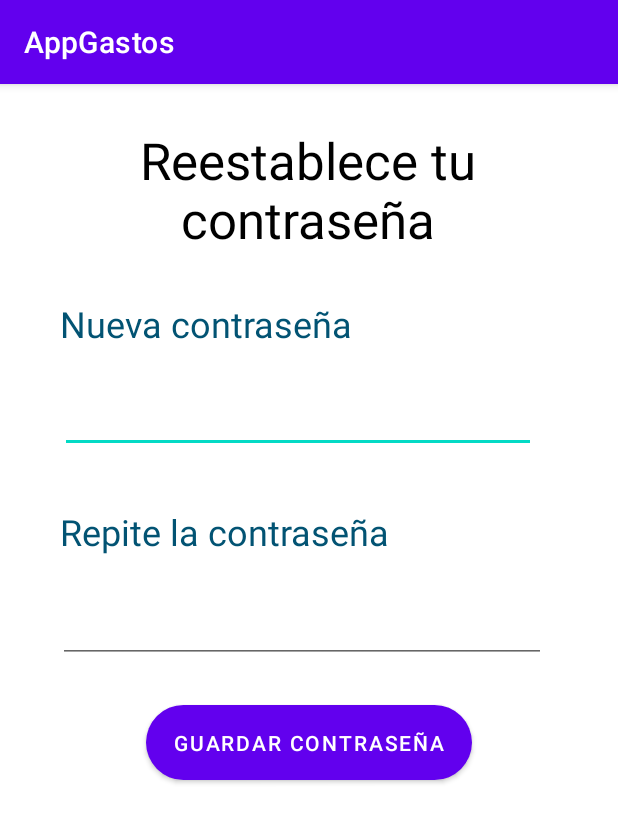
After one commit to JorgeDhSS/AppGastos, an Android app: the NuevaContrasena screen opened directly, with no data from a screen before it, on a phone screen of 412 x 824 dp. The commit adds this screen. Shown: the top 823 px of the screen. Run offline under Robolectric (Android 15) with nearby library versions, the phone set to English and light mode, and no system bars.

Commit message:
Recuperar contraseña (interfaces)

```diff
--- /dev/null
+++ b/app/src/main/java/com/example/appgastos/NuevaContrasena.java
@@ -0,0 +1,14 @@
+package com.example.appgastos;
+
+import androidx.appcompat.app.AppCompatActivity;
+
+import android.os.Bundle;
+
+public class NuevaContrasena extends AppCompatActivity {
+
+    @Override
+    protected void onCreate(Bundle savedInstanceState) {
+        super.onCreate(savedInstanceState);
+        setContentView(R.layout.activity_nueva_contrasena);
+    }
+}
--- /dev/null
+++ b/app/src/main/res/layout/activity_nueva_contrasena.xml
@@ -0,0 +1,83 @@
+<?xml version="1.0" encoding="utf-8"?>
+<androidx.constraintlayout.widget.ConstraintLayout xmlns:android="http://schemas.android.com/apk/res/android"
+    xmlns:app="http://schemas.android.com/apk/res-auto"
+    xmlns:tools="http://schemas.android.com/tools"
+    android:layout_width="match_parent"
+    android:layout_height="match_parent"
+    tools:context=".NuevaContrasena">
+
+    <TextView
+        android:id="@+id/textView13"
+        android:layout_width="306dp"
+        android:layout_height="83dp"
+        android:layout_marginTop="28dp"
+        android:text="Reestablece tu contraseña"
+        android:textAlignment="center"
+        android:textColor="@color/black"
+        android:textSize="34sp"
+        app:layout_constraintEnd_toEndOf="parent"
+        app:layout_constraintHorizontal_bias="0.497"
+        app:layout_constraintStart_toStartOf="parent"
+        app:layout_constraintTop_toTopOf="parent" />
+
+    <EditText
+        android:id="@+id/contrasena"
+        android:layout_width="317dp"
+        android:layout_height="50dp"
+        android:layout_marginTop="20dp"
+        android:ems="10"
+        android:inputType="textPassword"
+        android:textColor="@color/teal_700"
+        app:layout_constraintEnd_toEndOf="parent"
+        app:layout_constraintHorizontal_bias="0.425"
+        app:layout_constraintStart_toStartOf="parent"
+        app:layout_constraintTop_toBottomOf="@+id/textView14" />
+
+    <EditText
+        android:id="@+id/contrasenaRepeat"
+        android:layout_width="325dp"
+        android:layout_height="51dp"
+        android:layout_marginTop="20dp"
+        android:ems="10"
+        android:inputType="textPassword"
+        android:textColor="@color/teal_700"
+        app:layout_constraintEnd_toEndOf="parent"
+        app:layout_constraintHorizontal_bias="0.444"
+        app:layout_constraintStart_toStartOf="parent"
+        app:layout_constraintTop_toBottomOf="@+id/textView15" />
+
+    <TextView
+        android:id="@+id/textView14"
+        android:layout_width="wrap_content"
+        android:layout_height="wrap_content"
+        android:layout_marginStart="40dp"
+        android:layout_marginTop="32dp"
+        android:text="Nueva contraseña"
+        android:textColor="@color/teal_700"
+        android:textSize="24sp"
+        app:layout_constraintStart_toStartOf="parent"
+        app:layout_constraintTop_toBottomOf="@+id/textView13" />
+
+    <TextView
+        android:id="@+id/textView15"
+        android:layout_width="wrap_content"
+        android:layout_height="wrap_content"
+        android:layout_marginStart="40dp"
+        android:layout_marginTop="36dp"
+        android:text="Repite la contraseña"
+        android:textColor="@color/teal_700"
+        android:textSize="24sp"
+        app:layout_constraintStart_toStartOf="parent"
+        app:layout_constraintTop_toBottomOf="@+id/contrasena" />
+
+    <Button
+        android:id="@+id/button6"
+        android:layout_width="217dp"
+        android:layout_height="50dp"
+        android:layout_marginTop="28dp"
+        android:background="@drawable/button_background"
+        android:text="Guardar contraseña"
+        app:layout_constraintEnd_toEndOf="parent"
+        app:layout_constraintStart_toStartOf="parent"
+        app:layout_constraintTop_toBottomOf="@+id/contrasenaRepeat" />
+</androidx.constraintlayout.widget.ConstraintLayout>
```
Also changed, not shown: app/src/main/AndroidManifest.xml (+5 -2 lines), app/src/main/java/com/example/appgastos/CategoryDelete.java (added, +64 -0 lines), app/src/main/java/com/example/appgastos/RecuperarContrasena.java (added, +14 -0 lines), app/src/main/java/com/example/appgastos/RecuperarContrasenaValidacion.java (added, +14 -0 lines), app/src/main/res/layout/activity_recuperar_contrasena.xml (added, +61 -0 lines), app/src/main/res/layout/activity_recuperar_contrasena_validacion.xml (added, +48 -0 lines), app/src/main/res/layout/fragment_category_delete.xml (added, +110 -0 lines), app/src/main/res/layout/fragment_modify_categories.xml (+22 -3 lines).
